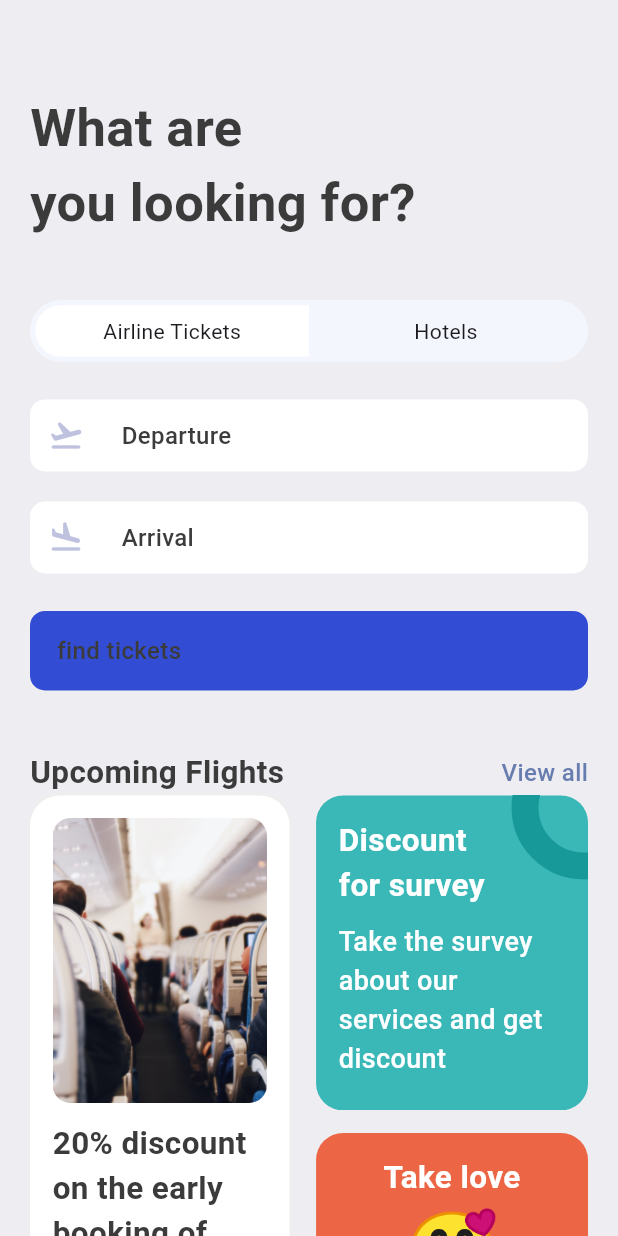
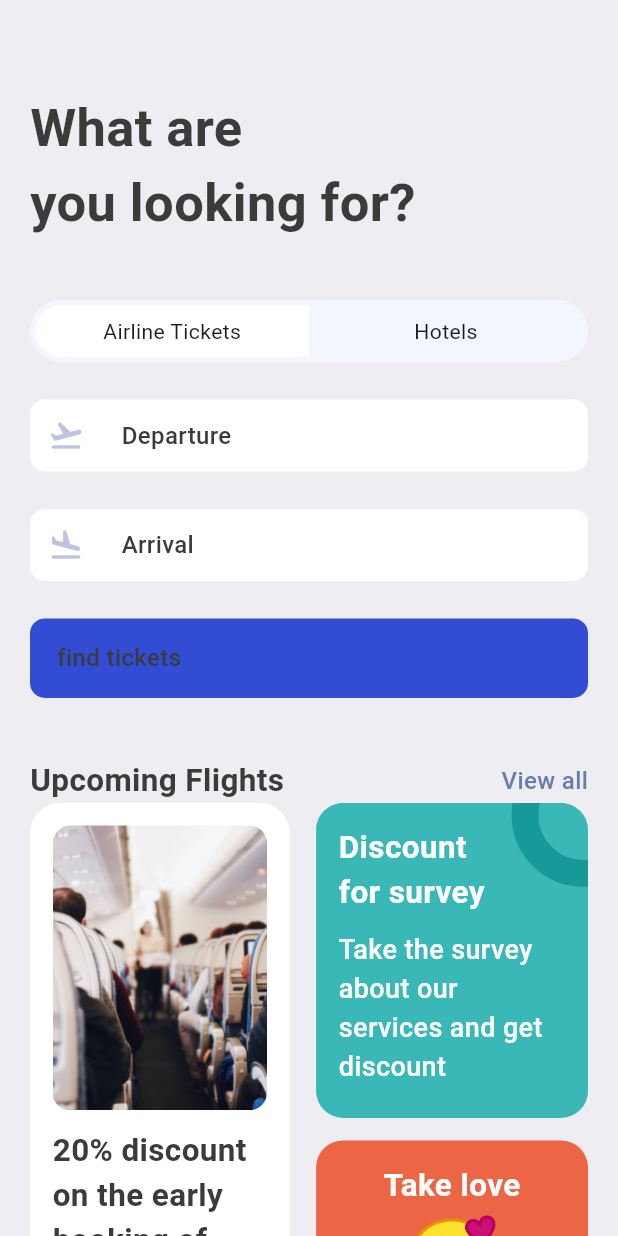
Before and after one commit to halconie/flight-booking-app, a Flutter app: the SearchScreen screen opened directly, on a phone screen of 412 x 824 dp. Run offline on Flutter 3.47's test engine with Material 3 defaults, Android fonts, the phone set to English and light mode, and no system bars; our stand-ins replace fluentui_icons, gap.

Commit message:
Replaced hardcoded pixel values with AppLayout.getHeight(pixel value)

```diff
--- a/lib/screens/bottom_bar.dart
+++ b/lib/screens/bottom_bar.dart
@@ -1,4 +1,5 @@
 import 'package:booktickets/screens/search_screen.dart';
+import 'package:booktickets/screens/ticket_screen.dart';
 import 'package:fluentui_icons/fluentui_icons.dart';
 import 'package:flutter/material.dart';
 import 'home_screen.dart';
@@ -15,7 +16,7 @@ class _BottomBarState extends State<BottomBar> {
   static final List<Widget>_widgetOptions = <Widget>[
     const HomeScreen(),
     const SearchScreen(),
-    const Text("Ticket"),
+    const TicketScreen(),
     const Text("Profile")
   ];
   void _onItemTapped(int index) {
--- a/lib/screens/search_screen.dart
+++ b/lib/screens/search_screen.dart
@@ -1,3 +1,4 @@
+import 'package:booktickets/screens/ticket_tabs.dart';
 import 'package:booktickets/widgets/icon_text_widget.dart';
 import 'package:flutter/material.dart';
 import 'package:gap/gap.dart';
@@ -15,58 +16,22 @@ class SearchScreen extends StatelessWidget {
     return Scaffold(
       backgroundColor: Styles.bgColor,
       body: ListView(
-        padding: const EdgeInsets.symmetric(horizontal: 20, vertical: 20),
+        padding: EdgeInsets.symmetric(horizontal: AppLayout.getWidth(20, context), vertical: AppLayout.getHeight(20, context)),
         children: [
-          const Gap(40),
+          Gap(AppLayout.getHeight(40, context)),
           Text("What are \nyou looking for?", style: Styles.headLineStyle1.copyWith(fontSize: 35)),
-          const Gap(40),
-          FittedBox(
-            child: Container(
-                padding: const EdgeInsets.all(3.5),
-                child: Row(
-                  children: [
-                    /*
-                airline tickets
-                */
-                    Container(
-                      width: size.width*0.44,
-                      padding: const EdgeInsets.symmetric(vertical: 7),
-                      decoration: BoxDecoration(
-                        borderRadius: BorderRadius.horizontal(left: Radius.circular(50)),
-                        color: Colors.white,
-                      ),
-                      child: Center(child: Text("Airline Tickets")),
-                    ),
-                    /*
-                hotels
-                */
-                    Container(
-                      width: size.width*0.44,
-                      padding: const EdgeInsets.symmetric(vertical: 7),
-                      decoration: BoxDecoration(
-                        borderRadius: BorderRadius.horizontal(right: Radius.circular(50)),
-                        color: Colors.transparent,
-                      ),
-                      child: Center(child: Text("Hotels")),
-                    ),
-                  ],
-                ),
-                decoration: BoxDecoration(
-                    borderRadius: BorderRadius.circular(50),
-                    color: const Color(0xFFF4F6FD)
-                )
-            ),
-          ),
-          const Gap(25),
+          Gap(AppLayout.getHeight(40, context)),
+          const AppTicketTabs(firstTab: "Airline Tickets", secondTab: "Hotels"),
+          Gap(AppLayout.getHeight(25, context)),
           const AppIconText(icon: Icons.flight_takeoff_rounded, text: "Departure"),
-          const Gap(20),
+          Gap(AppLayout.getHeight(25, context)),
           const AppIconText(icon: Icons.flight_land_rounded, text: "Arrival"),
-          const Gap(25),
+          Gap(AppLayout.getHeight(25, context)),
           Container(
-            padding: const EdgeInsets.symmetric(horizontal: 18, vertical: 15),
+            padding: EdgeInsets.symmetric(horizontal: AppLayout.getHeight(18, context), vertical: AppLayout.getWidth(15, context)),
             decoration: BoxDecoration(
               color: const Color(0xD91130CE),
-              borderRadius: BorderRadius.circular(10),
+              borderRadius: BorderRadius.circular(AppLayout.getHeight(10, context)),
             ),
             child: Row(
                 children: [
@@ -74,18 +39,18 @@ class SearchScreen extends StatelessWidget {
                 ]
             )
           ),
-          const Gap(40),
+          Gap(AppLayout.getHeight(40, context)),
           const AppDoubleTextWidget(bigText: "Upcoming Flights", smallText: "View all"),
           Row(
             mainAxisAlignment: MainAxisAlignment.spaceBetween,
             children: [
               Container(
-                height: 425,
+                height: AppLayout.getHeight(425, context),
                 width: size.width*0.42,
-                padding: const EdgeInsets.symmetric(horizontal: 15, vertical: 15),
+                padding: EdgeInsets.symmetric(horizontal: AppLayout.getHeight(15, context), vertical: AppLayout.getWidth(15, context)),
                 decoration: BoxDecoration(
                   color: Colors.white,
-                  borderRadius: BorderRadius.circular(20),
+                  borderRadius: BorderRadius.circular(AppLayout.getHeight(20, context)),
                   boxShadow: [
                     BoxShadow(
                       color: Colors.grey.shade200,
@@ -97,10 +62,10 @@ class SearchScreen extends StatelessWidget {
                 child: Column(
                   children: [
                     Container(
-                      height: 190,
+                      height: AppLayout.getHeight(190, context),
                       decoration: BoxDecoration(
-                        borderRadius: BorderRadius.circular(12),
-                        image: DecorationImage(
+                        borderRadius: BorderRadius.circular(AppLayout.getHeight(12, context)),
+                        image: const DecorationImage(
                           fit: BoxFit.cover,
                           image: AssetImage(
                             "assets/images/sit.jpg"
@@ -108,7 +73,7 @@ class SearchScreen extends StatelessWidget {
                           )
                         )
                       ),
-                    const Gap(12),
+                    Gap(AppLayout.getHeight(12, context)),
                     Text(
                       "20% discount on the early booking of this flight. Don't miss",
                       style: Styles.headLineStyle2,
@@ -122,17 +87,17 @@ class SearchScreen extends StatelessWidget {
                     children: [
                       Container(
                         width: size.width*0.44,
-                        height: 210,
+                        height: AppLayout.getHeight(210, context),
                         decoration: BoxDecoration(
                           color: const Color(0xFF3AB8B8),
-                          borderRadius: BorderRadius.circular(18),
+                          borderRadius: BorderRadius.circular(AppLayout.getHeight(18, context)),
                         ),
-                        padding: const EdgeInsets.symmetric(horizontal: 15, vertical: 15),
+                        padding: EdgeInsets.symmetric(horizontal: AppLayout.getHeight(15, context), vertical: AppLayout.getHeight(15, context)),
                         child: Column(
                           crossAxisAlignment: CrossAxisAlignment.start,
                           children: [
                             Text("Discount\nfor survey", style: Styles.headLineStyle2.copyWith(fontWeight: FontWeight.bold, color: Colors.white)),
-                            Gap(10),
+                            Gap(AppLayout.getHeight(10, context)),
                             Text("Take the survey about our services and get discount", style: Styles.headLineStyle2.copyWith(fontWeight: FontWeight.w500, color: Colors.white, fontSize: 18)),
 
                           ],
@@ -142,29 +107,29 @@ class SearchScreen extends StatelessWidget {
                         right: -45,
                         top: -40,
                         child: Container(
-                            padding: const EdgeInsets.all(30),
+                            padding: EdgeInsets.all(AppLayout.getHeight(30, context)),
                             decoration: BoxDecoration(
                               shape: BoxShape.circle,
-                              border: Border.all(width: 18, color: Color(0xFF189999)),
+                              border: Border.all(width: AppLayout.getWidth(18, context), color: const Color(0xFF189999)),
                               color: Colors.transparent,
                             )
                         )
                       ),
                     ],
                   ),
-                  Gap(15),
+                  Gap(AppLayout.getHeight(15, context)),
                   Container(
                     width: size.width*0.44,
-                    height: 200,
-                    padding: const EdgeInsets.symmetric(horizontal: 15, vertical: 15),
+                    height: AppLayout.getHeight(200, context),
+                    padding: EdgeInsets.symmetric(horizontal: AppLayout.getHeight(15, context), vertical: AppLayout.getHeight(15, context)),
                     decoration: BoxDecoration(
-                      borderRadius: BorderRadius.circular(18),
+                      borderRadius: BorderRadius.circular(AppLayout.getHeight(18, context)),
                       color: const Color(0xFFEC6545),
                     ),
                     child: Column(
                       children: [
                         Text("Take love", style: Styles.headLineStyle2.copyWith(color: Colors.white, fontWeight: FontWeight.bold, ), textAlign: TextAlign.center,),
-                        Gap(5),
+                        Gap(AppLayout.getHeight(5, context)),
                         RichText(
                             text: const TextSpan(
                               children: [
--- /dev/null
+++ b/lib/screens/ticket_tabs.dart
@@ -0,0 +1,51 @@
+import 'package:flutter/material.dart';
+
+import '../utils/app_layout.dart';
+
+class AppTicketTabs extends StatelessWidget {
+  final String firstTab;
+  final String secondTab;
+  const AppTicketTabs({super.key, required this.firstTab, required this.secondTab});
+
+  @override
+  Widget build(BuildContext context) {
+    final size = AppLayout.getSize(context);
+    return FittedBox(
+      child: Container(
+          padding: EdgeInsets.all(AppLayout.getHeight(3.5, context)),
+          decoration: BoxDecoration(
+              borderRadius: BorderRadius.circular(AppLayout.getHeight(50, context)),
+              color: const Color(0xFFF4F6FD)
+          ),
+          child: Row(
+            children: [
+              /*
+                airline tickets
+                */
+              Container(
+                width: size.width*0.44,
+                padding: EdgeInsets.symmetric(vertical: AppLayout.getHeight(7, context)),
+                decoration: BoxDecoration(
+                  borderRadius: BorderRadius.horizontal(left: Radius.circular(AppLayout.getHeight(50, context))),
+                  color: Colors.white,
+                ),
+                child: const Center(child: Text("Airline Tickets")),
+              ),
+              /*
+                hotels
+                */
+              Container(
+                width: size.width*0.44,
+                padding: EdgeInsets.symmetric(vertical: AppLayout.getHeight(7, context)),
+                decoration: BoxDecoration(
+                  borderRadius: BorderRadius.horizontal(right: Radius.circular(AppLayout.getHeight(50, context))),
+                  color: Colors.transparent,
+                ),
+                child: const Center(child: Text("Hotels")),
+              ),
+            ],
+          )
+      ),
+    );
+  }
+}
--- a/lib/utils/app_layout.dart
+++ b/lib/utils/app_layout.dart
@@ -1,22 +1,25 @@
-import 'package:flutter/cupertino.dart';
-import 'package:get/get.dart';
+import 'package:flutter/widgets.dart';
 
-class AppLayout{
-  static getSize(BuildContext context){
+class AppLayout {
+  static getSize(BuildContext context) {
     return MediaQuery.of(context).size;
   }
-  static getScreenHeight(){
-    return Get.height;
+
+  static getScreenHeight(BuildContext context) {
+    return MediaQuery.of(context).size.height;
   }
-  static getScreenWidth(){
-    return Get.width;
+
+  static getScreenWidth(BuildContext context) {
+    return MediaQuery.of(context).size.width;
   }
-  static getHeight(double pixel){
-    double x = getScreenHeight()/pixel;
-    return getScreenHeight()/x;
+
+  static getHeight(double pixel, BuildContext context) {
+    double x = getScreenHeight(context) / pixel;
+    return getScreenHeight(context) / x;
   }
-  static getWidth(double pixel){
-    double x = getScreenWidth()/pixel;
-    return getScreenWidth()/x;
+
+  static getWidth(double pixel, BuildContext context) {
+    double x = getScreenWidth(context) / pixel;
+    return getScreenWidth(context) / x;
   }
 }
--- a/lib/widgets/icon_text_widget.dart
+++ b/lib/widgets/icon_text_widget.dart
@@ -1,6 +1,7 @@
 import 'package:flutter/material.dart';
 import 'package:gap/gap.dart';
 
+import '../utils/app_layout.dart';
 import '../utils/app_styles.dart';
 
 class AppIconText extends StatelessWidget {
@@ -11,15 +12,15 @@ class AppIconText extends StatelessWidget {
   @override
   Widget build(BuildContext context) {
     return Container(
-        padding: const EdgeInsets.symmetric(horizontal: 12, vertical: 12),
+        padding: EdgeInsets.symmetric(horizontal: AppLayout.getHeight(12, context), vertical: AppLayout.getWidth(12, context)),
         decoration: BoxDecoration(
           color: Colors.white,
-          borderRadius: BorderRadius.circular(10),
+          borderRadius: BorderRadius.circular(AppLayout.getHeight(10, context)),
         ),
         child: Row(
             children: [
               Icon(icon, color: const Color(0xFFBFC2DF)),
-              const Gap(25),
+              Gap(AppLayout.getHeight(25, context)),
               Text(text, style: Styles.textStyle)
             ]
         )
```
Also changed, not shown: lib/screens/home_screen.dart (+17 -16 lines), lib/screens/ticket_screen.dart (added, +37 -0 lines), lib/screens/ticket_view.dart (+41 -41 lines).
